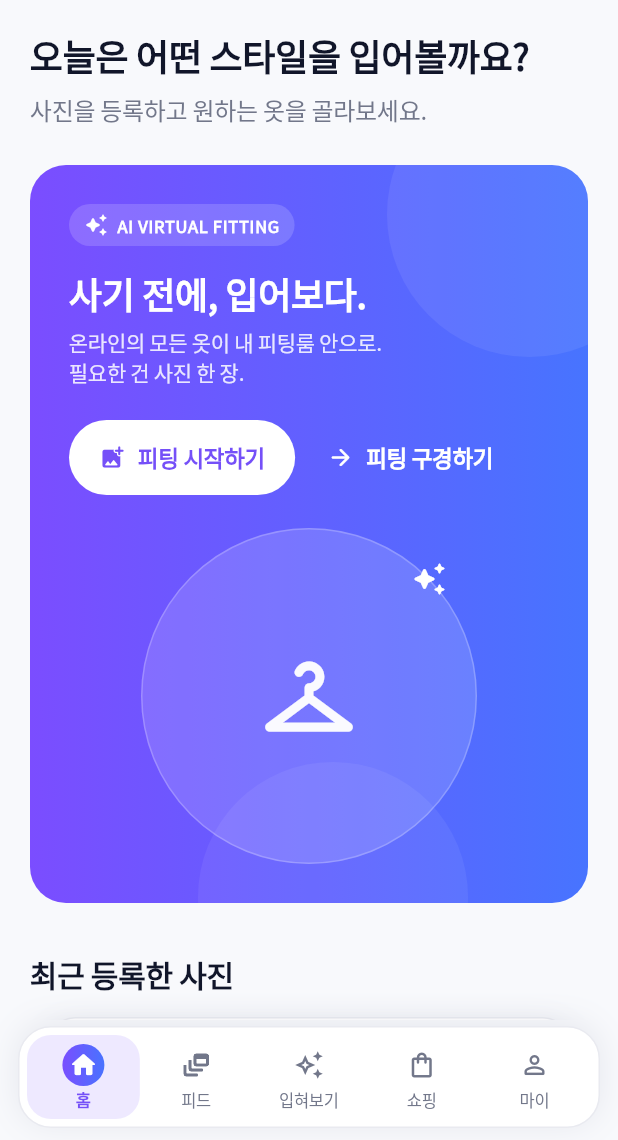
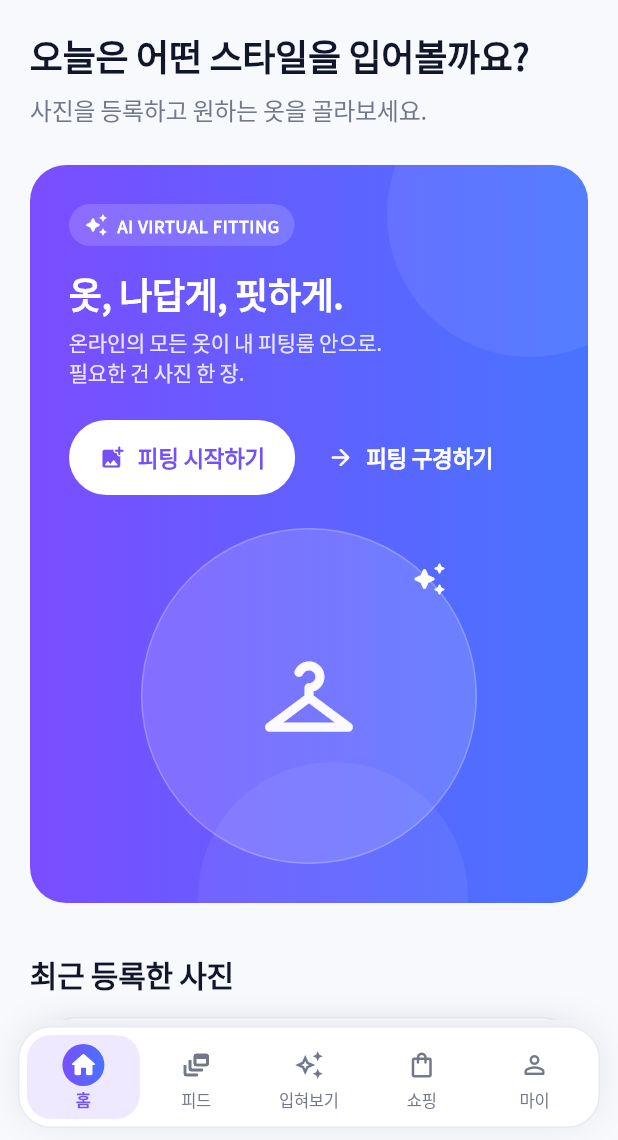
Before and after one commit to Boolean-codegate/Otfit, a Flutter app: the HomeScreen screen opened by its route, on a phone screen of 412 x 824 dp, the part 96-1236 px from its top. Run offline on Flutter 3.47's test engine with Material 3 defaults, Android fonts, the phone set to English and light mode, and no system bars; our stand-ins replace dio, flutter_riverpod, flutter_secure_storage, go_router, google_fonts, image_picker; accounts and stored records are empty.

Commit message:
chore: 홈 헤드라인 '옷, 나답게, 핏하게.'
Co-Authored-By: Claude Fable 5 <noreply@anthropic.com>

```diff
--- a/frontend/lib/features/home/widgets/home_hero_card.dart
+++ b/frontend/lib/features/home/widgets/home_hero_card.dart
@@ -67,7 +67,7 @@ class HomeHeroCard extends StatelessWidget {
                     fit: BoxFit.scaleDown,
                     alignment: Alignment.centerLeft,
                     child: Text(
-                      '사기 전에, 입어보다.',
+                      '옷, 나답게, 핏하게.',
                       maxLines: 1,
                       style: textTheme.headlineMedium?.copyWith(
                         color: AppColors.surface,
```
